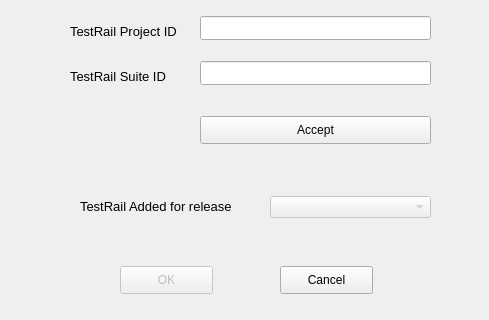
This is tools/auto-tester/src/ui/TestRailResultsSelectorWindow.ui in vircadia/vircadia-native-core as Qt 5 draws it before an edit; both pictures show x 0 to 489 and y 154 to 474 of the 489 by 474 pixel window. The edited form follows.
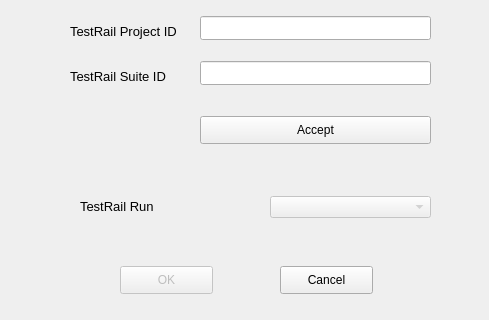
This is the edited form.

The edit to the form file:
```diff
--- a/tools/auto-tester/src/ui/TestRailResultsSelectorWindow.ui
+++ b/tools/auto-tester/src/ui/TestRailResultsSelectorWindow.ui
@@ -202,7 +202,7 @@
     </font>
    </property>
    <property name="text">
-    <string>TestRail Added for release</string>
+    <string>TestRail Run</string>
    </property>
   </widget>
   <widget class="QLineEdit" name="urlLineEdit">
```
Left out of the diff: 6 changed lines with no effect on the pictures.
